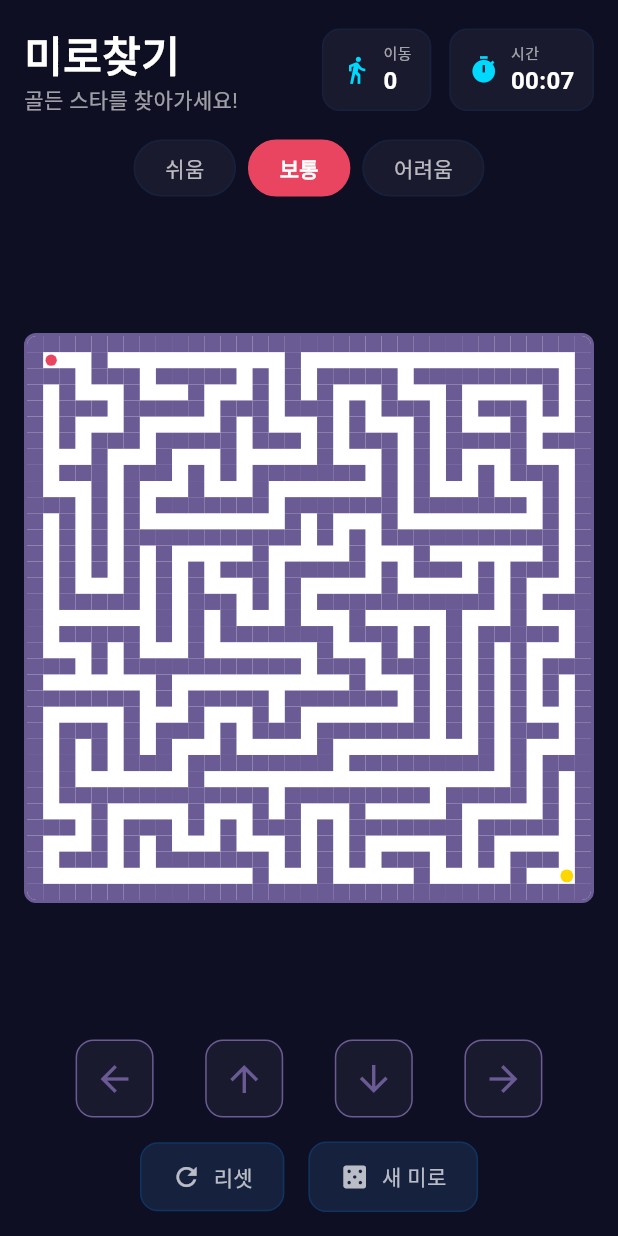
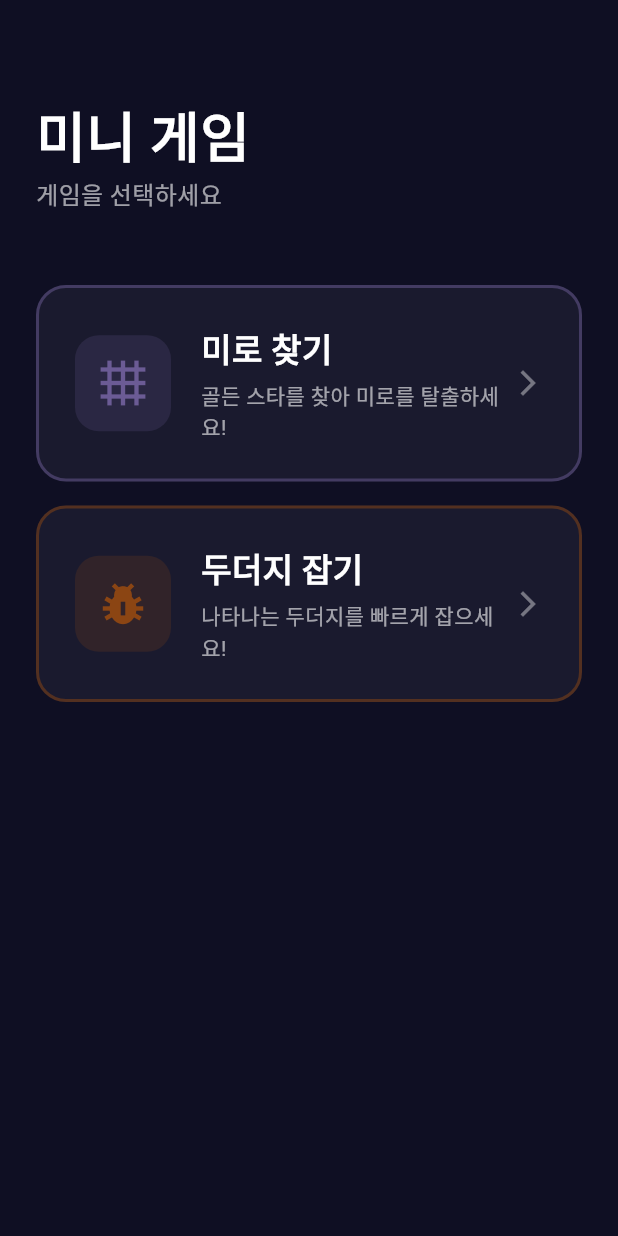
Before and after one commit to mhpark03/maze, a Flutter app: the screen it shows after launch, on a phone screen of 412 x 824 dp. Run offline on Flutter 3.47's test engine with Material 3 defaults, Android fonts, the phone set to English and light mode, and no system bars.

Commit message:
feat: 두더지 잡기 게임 추가
- MoleGame 모델: 3x3 그리드, 30초 제한, 점수 시스템
- MoleGameScreen: 두더지 게임 UI 및 로직
- HomeScreen: 게임 선택 메뉴 (미로찾기, 두더지잡기)
- 미로찾기 화면에 뒤로가기 버튼 추가
- 앱 타이틀을 '미니 게임'으로 변경

```diff
--- a/lib/main.dart
+++ b/lib/main.dart
@@ -1,6 +1,6 @@
 import 'package:flutter/material.dart';
 import 'package:flutter/services.dart';
-import 'screens/game_screen.dart';
+import 'screens/home_screen.dart';
 
 void main() {
   WidgetsFlutterBinding.ensureInitialized();
@@ -23,12 +23,12 @@ class MazeApp extends StatelessWidget {
   @override
   Widget build(BuildContext context) {
     return MaterialApp(
-      title: '미로찾기',
+      title: '미니 게임',
       debugShowCheckedModeBanner: false,
       theme: ThemeData.dark().copyWith(
         scaffoldBackgroundColor: const Color(0xFF0F0F23),
       ),
-      home: const GameScreen(),
+      home: const HomeScreen(),
     );
   }
 }
--- /dev/null
+++ b/lib/screens/home_screen.dart
@@ -0,0 +1,142 @@
+import 'package:flutter/material.dart';
+import 'game_screen.dart';
+import 'mole_game_screen.dart';
+
+class HomeScreen extends StatelessWidget {
+  const HomeScreen({super.key});
+
+  @override
+  Widget build(BuildContext context) {
+    return Scaffold(
+      backgroundColor: const Color(0xFF0F0F23),
+      body: SafeArea(
+        child: Padding(
+          padding: const EdgeInsets.all(24),
+          child: Column(
+            crossAxisAlignment: CrossAxisAlignment.start,
+            children: [
+              const SizedBox(height: 40),
+              const Text(
+                '미니 게임',
+                style: TextStyle(
+                  color: Colors.white,
+                  fontSize: 36,
+                  fontWeight: FontWeight.bold,
+                ),
+              ),
+              Text(
+                '게임을 선택하세요',
+                style: TextStyle(
+                  color: Colors.white.withOpacity(0.6),
+                  fontSize: 16,
+                ),
+              ),
+              const SizedBox(height: 48),
+              Expanded(
+                child: Column(
+                  children: [
+                    _buildGameCard(
+                      context,
+                      title: '미로 찾기',
+                      description: '골든 스타를 찾아 미로를 탈출하세요!',
+                      icon: Icons.grid_4x4,
+                      color: const Color(0xFF6B5B95),
+                      onTap: () {
+                        Navigator.push(
+                          context,
+                          MaterialPageRoute(
+                            builder: (_) => const GameScreen(),
+                          ),
+                        );
+                      },
+                    ),
+                    const SizedBox(height: 16),
+                    _buildGameCard(
+                      context,
+                      title: '두더지 잡기',
+                      description: '나타나는 두더지를 빠르게 잡으세요!',
+                      icon: Icons.pest_control,
+                      color: const Color(0xFF8B4513),
+                      onTap: () {
+                        Navigator.push(
+                          context,
+                          MaterialPageRoute(
+                            builder: (_) => const MoleGameScreen(),
+                          ),
+                        );
+                      },
+                    ),
+                  ],
+                ),
+              ),
+            ],
+          ),
+        ),
+      ),
+    );
+  }
+
+  Widget _buildGameCard(
+    BuildContext context, {
+    required String title,
+    required String description,
+    required IconData icon,
+    required Color color,
+    required VoidCallback onTap,
+  }) {
+    return GestureDetector(
+      onTap: onTap,
+      child: Container(
+        width: double.infinity,
+        padding: const EdgeInsets.all(24),
+        decoration: BoxDecoration(
+          color: const Color(0xFF1A1A2E),
+          borderRadius: BorderRadius.circular(20),
+          border: Border.all(color: color.withOpacity(0.5), width: 2),
+        ),
+        child: Row(
+          children: [
+            Container(
+              width: 64,
+              height: 64,
+              decoration: BoxDecoration(
+                color: color.withOpacity(0.2),
+                borderRadius: BorderRadius.circular(16),
+              ),
+              child: Icon(icon, color: color, size: 36),
+            ),
+            const SizedBox(width: 20),
+            Expanded(
+              child: Column(
+                crossAxisAlignment: CrossAxisAlignment.start,
+                children: [
+                  Text(
+                    title,
+                    style: const TextStyle(
+                      color: Colors.white,
+                      fontSize: 22,
+                      fontWeight: FontWeight.bold,
+                    ),
+                  ),
+                  const SizedBox(height: 4),
+                  Text(
+                    description,
+                    style: TextStyle(
+                      color: Colors.white.withOpacity(0.6),
+                      fontSize: 14,
+                    ),
+                  ),
+                ],
+              ),
+            ),
+            Icon(
+              Icons.arrow_forward_ios,
+              color: Colors.white.withOpacity(0.4),
+              size: 20,
+            ),
+          ],
+        ),
+      ),
+    );
+  }
+}
```
Also changed, not shown: lib/models/mole_game.dart (added, +110 -0 lines), lib/screens/game_screen.dart (+9 -0 lines), lib/screens/mole_game_screen.dart (added, +314 -0 lines).
